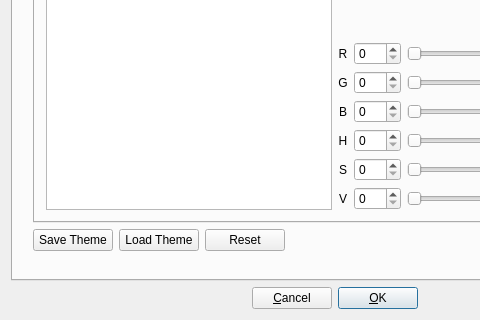
Qt form src/gui/src/PreferencesDialog/PreferencesDialog_UI.ui (hydrogen-music/hydrogen) before a commit; both pictures show x 0 to 480 and y 296 to 616 of the 669 by 616 pixel window.
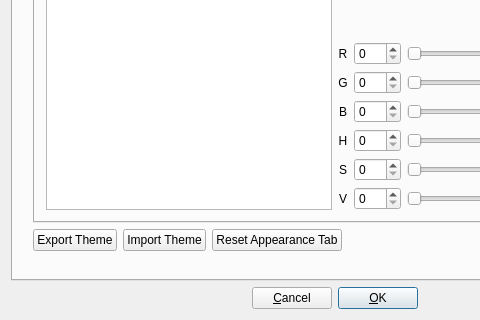
The same form after that commit. Custom widgets are drawn as their Qt base class.

Commit message:
Themes: implement import/export
also introducing a default .h2theme file which will be installed.

I decided to not have a XSD file for validating the theme file. Afterall, it is a set of config options and the missing ones will be read from the current versions default ones.

Diff of the .ui file:
```diff
--- a/src/gui/src/PreferencesDialog/PreferencesDialog_UI.ui
+++ b/src/gui/src/PreferencesDialog/PreferencesDialog_UI.ui
@@ -1637,21 +1637,21 @@
           <item>
            <widget class="QPushButton" name="saveThemeButton">
             <property name="text">
-             <string>Save Theme</string>
+             <string>Export Theme</string>
             </property>
            </widget>
           </item>
           <item>
            <widget class="QPushButton" name="loadThemeButton">
             <property name="text">
-             <string>Load Theme</string>
+             <string>Import Theme</string>
             </property>
            </widget>
           </item>
           <item>
            <widget class="QPushButton" name="resetThemeButton">
             <property name="text">
-             <string>Reset</string>
+             <string>Reset Appearance Tab</string>
             </property>
            </widget>
           </item>
```
Left out of the diff: 4 changed lines with no effect on the pictures. The commit also changes 9 other files.
